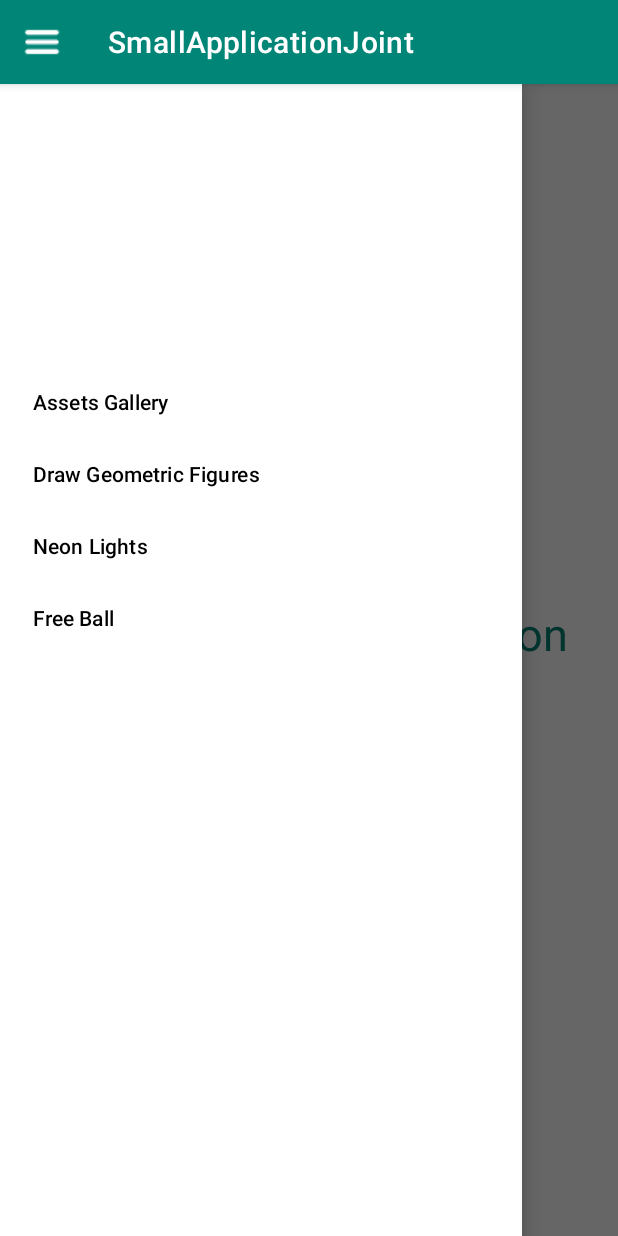
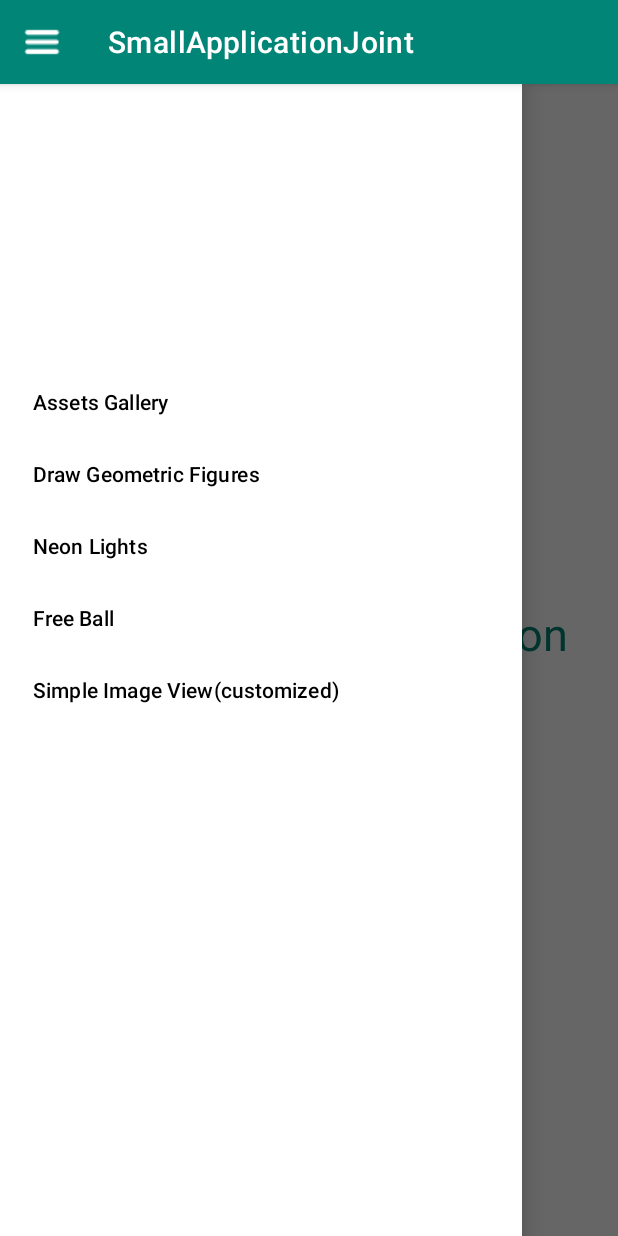
Before and after one commit to nianchu99/smallapplicationjoint, an Android app: the screen it shows after launch (MainActivity), with the side drawer open, on a phone screen of 412 x 824 dp. Run offline under Robolectric (Android 15) with nearby library versions, the phone set to English and light mode, and no system bars; pictures from the network do not load.

Commit message:
Add simple customized imageview

```diff
--- a/app/src/main/res/layout/activity_main.xml
+++ b/app/src/main/res/layout/activity_main.xml
@@ -6,8 +6,11 @@
     android:layout_width="match_parent"
     android:layout_height="match_parent"
     tools:context=".MainActivity">
-
+    <androidx.coordinatorlayout.widget.CoordinatorLayout
+        android:layout_width="match_parent"
+        android:layout_height="match_parent">
     <FrameLayout
+        android:layout_weight="1"
         android:id="@+id/frame_layout"
         android:layout_width="match_parent"
         android:layout_height="match_parent">
@@ -21,13 +24,17 @@
             android:layout_width="match_parent"
             android:layout_height="match_parent"
             />
-    <SurfaceView
-        android:id="@+id/surface_view"
-        android:layout_width="match_parent"
-        android:layout_height="match_parent"
-        android:visibility="gone"
-        />
     </FrameLayout>
+<!--        <com.google.android.material.bottomappbar.BottomAppBar-->
+<!--            android:id="@+id/bottom_bar"-->
+<!--            android:layout_width="match_parent"-->
+<!--            android:layout_height="wrap_content"-->
+<!--            android:layout_gravity="bottom"-->
+<!--            style="@style/Widget.MaterialComponents.BottomAppBar.Colored"-->
+<!--            app:menu="@menu/bottom_bar"-->
+<!--            android:visibility="gone"-->
+<!--            />-->
+    </androidx.coordinatorlayout.widget.CoordinatorLayout>
 <com.google.android.material.navigation.NavigationView
     android:id="@+id/nav_view"
     android:layout_width="match_parent"
--- /dev/null
+++ b/app/src/main/res/menu/bottom_bar.xml
@@ -0,0 +1,10 @@
+<?xml version="1.0" encoding="utf-8"?>
+<menu xmlns:android="http://schemas.android.com/apk/res/android"
+    xmlns:app="http://schemas.android.com/apk/res-auto">
+    <item
+        android:id="@+id/weather_list"
+        android:title="List"
+        app:showAsAction="always"
+        />
+<!--    android:icon="@drawable/ic_list"-->
+</menu>
--- a/app/src/main/res/menu/nav_menu.xml
+++ b/app/src/main/res/menu/nav_menu.xml
@@ -10,5 +10,7 @@
             android:title="Neon Lights"/>
         <item android:id="@+id/free_ball"
         android:title="Free Ball"/>
+        <item android:id="@+id/simple_image_view"
+            android:title="Simple Image View(customized)"/>
     </group>
 </menu>
--- /dev/null
+++ b/app/src/main/res/values/attr.xml
@@ -0,0 +1,6 @@
+<?xml version="1.0" encoding="utf-8"?>
+<resources>
+    <declare-styleable name="SimpleImageView">
+        <attr name="src" format="integer"/>
+    </declare-styleable>
+</resources>
```
Also changed, not shown: app/src/main/java/space/nianchu/smallapplicationjoint/MainActivity.java (+15 -2 lines), app/src/main/java/space/nianchu/smallapplicationjoint/SimpleImageViewDisplayFragment.java (added, +24 -0 lines), app/src/main/java/space/nianchu/smallapplicationjoint/view/SimpleImageView.java (added, +74 -0 lines), app/src/main/res/layout/fg_simple_image_view.xml (added, +10 -0 lines), app/src/main/res/drawable/image.jpg (added).
